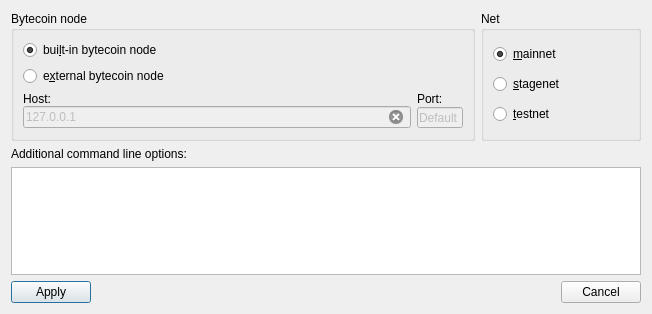
Before: the Qt Designer form src/walletdparamsdialog.ui in bcndev/bytecoin-gui, drawn with Qt 5.
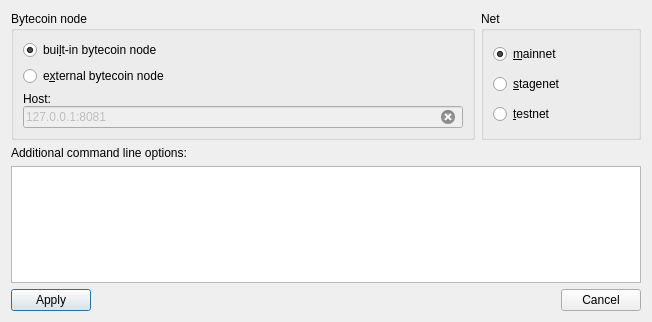
After: the same form once the commit is applied.

What changed in the file:
```diff
--- a/src/walletdparamsdialog.ui
+++ b/src/walletdparamsdialog.ui
@@ -7,7 +7,7 @@
     <x>0</x>
     <y>0</y>
     <width>652</width>
-    <height>314</height>
+    <height>322</height>
    </rect>
   </property>
   <property name="windowTitle">
@@ -51,7 +51,7 @@
            </widget>
           </item>
           <item>
-           <layout class="QGridLayout" name="gridLayout" rowstretch="0,0" columnstretch="0,0,0">
+           <layout class="QGridLayout" name="gridLayout" rowstretch="0,0" columnstretch="0">
             <property name="sizeConstraint">
              <enum>QLayout::SetDefaultConstraint</enum>
             </property>
@@ -61,69 +61,6 @@
             <property name="verticalSpacing">
              <number>0</number>
             </property>
-            <item row="1" column="1" colspan="2">
-             <widget class="QSpinBox" name="spinPort">
-              <property name="enabled">
-               <bool>false</bool>
-              </property>
-              <property name="sizePolicy">
-               <sizepolicy hsizetype="Preferred" vsizetype="Fixed">
-                <horstretch>0</horstretch>
-                <verstretch>0</verstretch>
-               </sizepolicy>
-              </property>
-              <property name="frame">
-               <bool>true</bool>
-              </property>
-              <property name="buttonSymbols">
-               <enum>QAbstractSpinBox::NoButtons</enum>
-              </property>
-              <property name="specialValueText">
-               <string>Default</string>
-              </property>
-              <property name="correctionMode">
-               <enum>QAbstractSpinBox::CorrectToNearestValue</enum>
-              </property>
-              <property name="keyboardTracking">
-               <bool>false</bool>
-              </property>
-              <property name="minimum">
-               <number>0</number>
-              </property>
-              <property name="maximum">
-               <number>65535</number>
-              </property>
-              <property name="value">
-               <number>0</number>
-              </property>
-             </widget>
-            </item>
-            <item row="0" column="1" colspan="2">
-             <widget class="QLabel" name="label_4">
-              <property name="sizePolicy">
-               <sizepolicy hsizetype="Preferred" vsizetype="Fixed">
-                <horstretch>0</horstretch>
-                <verstretch>0</verstretch>
-               </sizepolicy>
-              </property>
-              <property name="text">
-               <string>Port:</string>
-              </property>
-             </widget>
-            </item>
-            <item row="0" column="0">
-             <widget class="QLabel" name="label_3">
-              <property name="sizePolicy">
-               <sizepolicy hsizetype="Preferred" vsizetype="Fixed">
-                <horstretch>0</horstretch>
-                <verstretch>0</verstretch>
-               </sizepolicy>
-              </property>
-              <property name="text">
-               <string>Host:</string>
-              </property>
-             </widget>
-            </item>
             <item row="1" column="0">
              <widget class="QLineEdit" name="editHost">
               <property name="enabled">
@@ -136,19 +73,32 @@
                </sizepolicy>
               </property>
               <property name="text">
-               <string>127.0.0.1</string>
+               <string>127.0.0.1:8081</string>
               </property>
               <property name="frame">
                <bool>true</bool>
               </property>
               <property name="placeholderText">
-               <string>127.0.0.1</string>
+               <string>127.0.0.1:8081</string>
               </property>
               <property name="clearButtonEnabled">
                <bool>true</bool>
               </property>
              </widget>
             </item>
+            <item row="0" column="0">
+             <widget class="QLabel" name="label_3">
+              <property name="sizePolicy">
+               <sizepolicy hsizetype="Preferred" vsizetype="Fixed">
+                <horstretch>0</horstretch>
+                <verstretch>0</verstretch>
+               </sizepolicy>
+              </property>
+              <property name="text">
+               <string>Host:</string>
+              </property>
+             </widget>
+            </item>
            </layout>
           </item>
          </layout>
```
Left out of the diff: 16 changed lines with no effect on the pictures.
